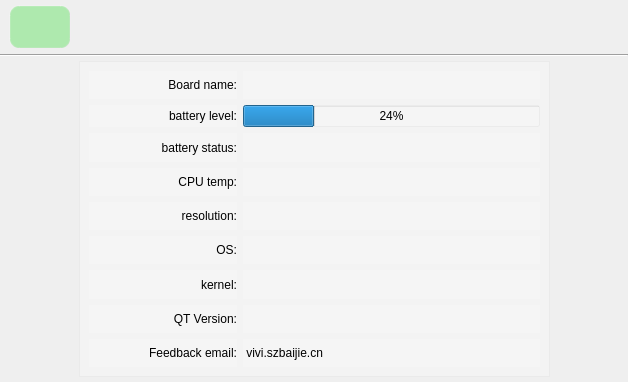
The window that about_board.ui (jizizihe/baijie_demo) describes before a commit, drawn with Qt 5.
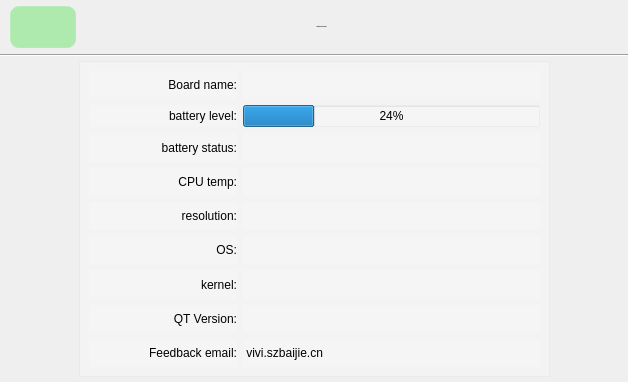
The same window after the commit. Icons and pictures are not drawn.

What changed in the file:
```diff
--- a/about_board.ui
+++ b/about_board.ui
@@ -91,9 +91,9 @@
     <number>0</number>
    </property>
    <item row="0" column="0">
-    <layout class="QHBoxLayout" name="horizontalLayout_10" stretch="1,9">
+    <layout class="QHBoxLayout" name="horizontalLayout_10" stretch="1,1,1,3,3">
      <property name="spacing">
-      <number>0</number>
+      <number>6</number>
      </property>
      <property name="leftMargin">
       <number>9</number>
@@ -172,6 +172,42 @@
        </property>
       </widget>
      </item>
+     <item>
+      <spacer name="horizontalSpacer_4">
+       <property name="orientation">
+        <enum>Qt::Horizontal</enum>
+       </property>
+       <property name="sizeHint" stdset="0">
+        <size>
+         <width>40</width>
+         <height>20</height>
+        </size>
+       </property>
+      </spacer>
+     </item>
+     <item>
+      <spacer name="horizontalSpacer_5">
+       <property name="orientation">
+        <enum>Qt::Horizontal</enum>
+       </property>
+       <property name="sizeHint" stdset="0">
+        <size>
+         <width>40</width>
+         <height>20</height>
+        </size>
+       </property>
+      </spacer>
+     </item>
+     <item>
+      <widget class="QLabel" name="label_10">
+       <property name="text">
+        <string>About Board Interface</string>
+       </property>
+       <property name="alignment">
+        <set>Qt::AlignCenter</set>
+       </property>
+      </widget>
+     </item>
      <item>
       <spacer name="horizontalSpacer_3">
        <property name="orientation">
```
